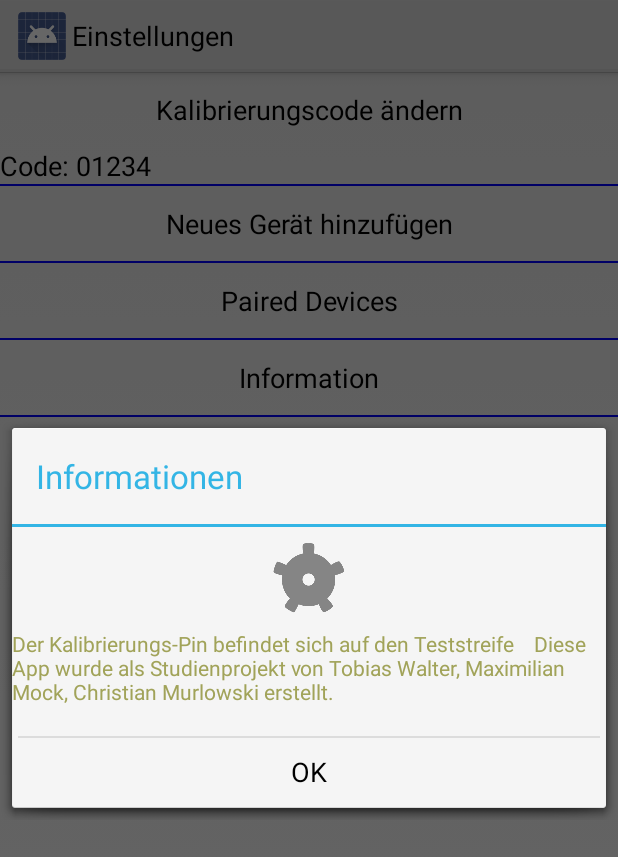
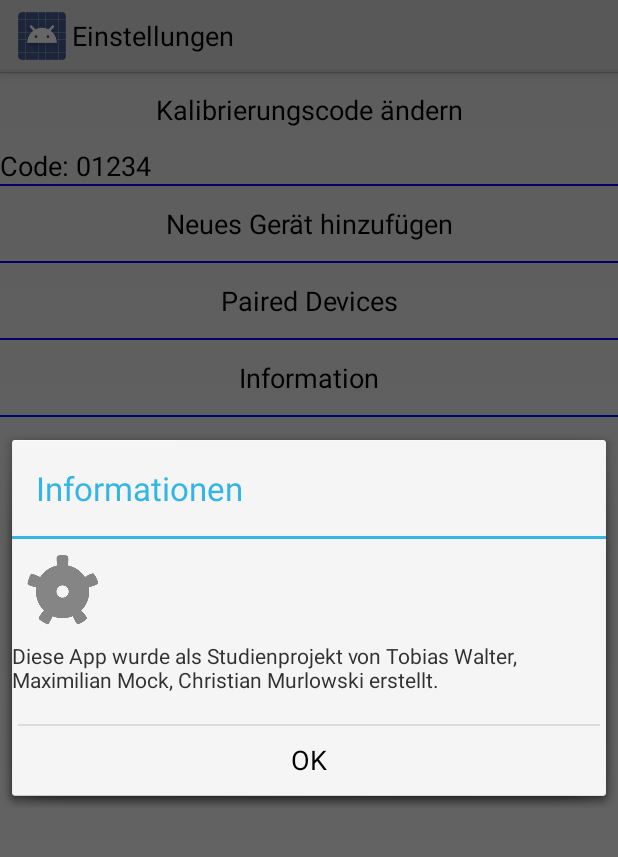
Before and after one commit to Towa0003/WamomuProject, an Android app: the fragment SettingsFragment shown on its own in the app's theme, after a tap on "Information", on a phone screen of 412 x 824 dp. Shown: the top 857 px of the screen. Run offline under Robolectric (Android 15) with nearby library versions, the phone set to English and light mode, and no system bars.

Commit message:
Bildname geändert und bissl mit Dialog rumgespielt

```diff
--- a/Wamomu/src/main/AndroidManifest.xml
+++ b/Wamomu/src/main/AndroidManifest.xml
@@ -14,7 +14,7 @@
 
     <application
         android:allowBackup="true"
-        android:icon="@drawable/logotrolol"
+        android:icon="@drawable/logo"
         android:label="@string/app_name"
         android:theme="@style/AppTheme">
         <activity
--- a/Wamomu/src/main/res/layout/dialog_informationen_settings.xml
+++ b/Wamomu/src/main/res/layout/dialog_informationen_settings.xml
@@ -5,30 +5,20 @@
     android:orientation="vertical">
 
     <ImageView
-        android:layout_gravity="center"
+
         android:id="@+id/iv_infoimage"
         android:layout_margin="10dp"
         android:src="@drawable/einstellung"
         android:layout_width="wrap_content"
-        android:layout_height="wrap_content"
+        android:layout_height="fill_parent"
         android:layout_marginRight="5dp" />
 
     <TextView
         android:id="@+id/dia_text"
-        android:layout_width="fill_parent"
-        android:layout_height="wrap_content"
-        android:textColor="@color/color_0"
-        android:text="Der Kalibrierungs-Pin befindet sich auf den Teststreife
-   Diese App wurde als Studienprojekt von Tobias Walter, Maximilian Mock, Christian Murlowski erstellt. "
+        android:layout_width="wrap_content"
+        android:layout_height="fill_parent"
+        android:text="Diese App wurde als Studienprojekt von Tobias Walter, Maximilian Mock, Christian Murlowski erstellt. "
         android:layout_toRightOf="@+id/iv_mealimage" />
-    <!--
-        <Button
-            android:layout_marginTop="20dp"
-            android:layout_gravity="center"
-            android:id="@+id/bt_ok"
-            android:layout_width="wrap_content"
-            android:layout_height="wrap_content"
-            android:text=" Ok " /> -->
 
 
     <RelativeLayout
--- a/Wamomu/src/main/res/layout/drawer_list_item.xml
+++ b/Wamomu/src/main/res/layout/drawer_list_item.xml
@@ -12,7 +12,7 @@
         android:layout_marginLeft="12dp"
         android:layout_marginRight="12dp"
         android:contentDescription="@string/desc_list_item_icon"
-        android:src="@drawable/logotrolol"
+        android:src="@drawable/logo"
         android:layout_centerVertical="true" />
 
     <TextView
```
Also changed, not shown: Wamomu/src/main/res/drawable-xxhdpi/logo.png (renamed from Wamomu/src/main/res/drawable-xxhdpi/logotrolol.png), 1 other file.
